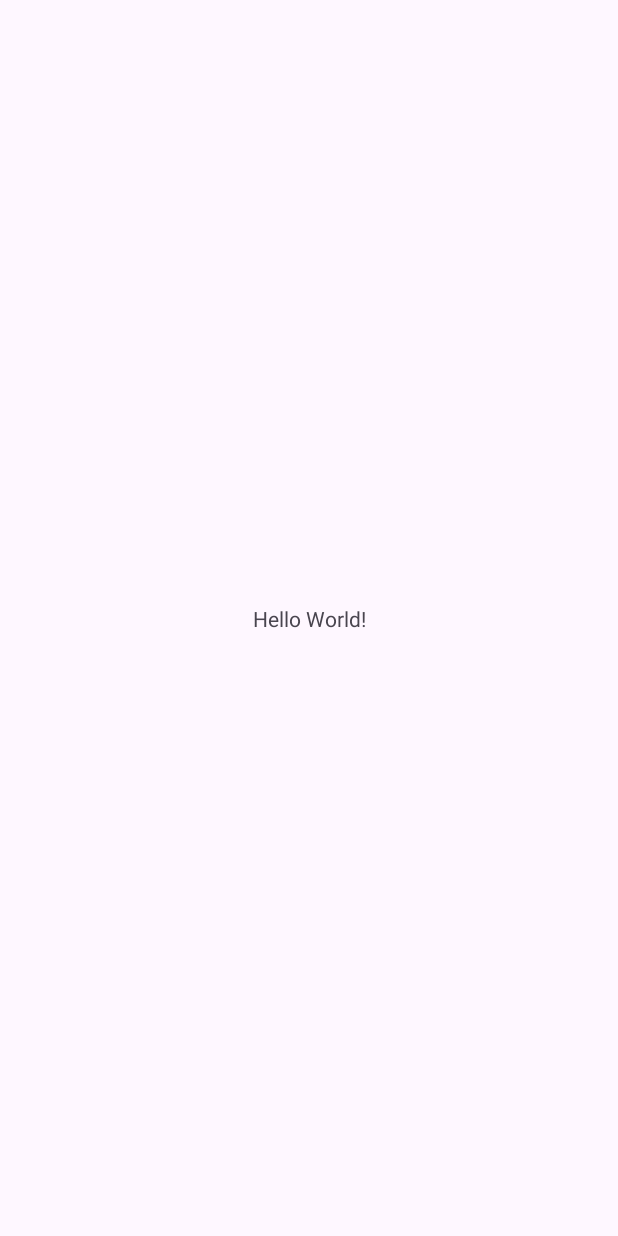
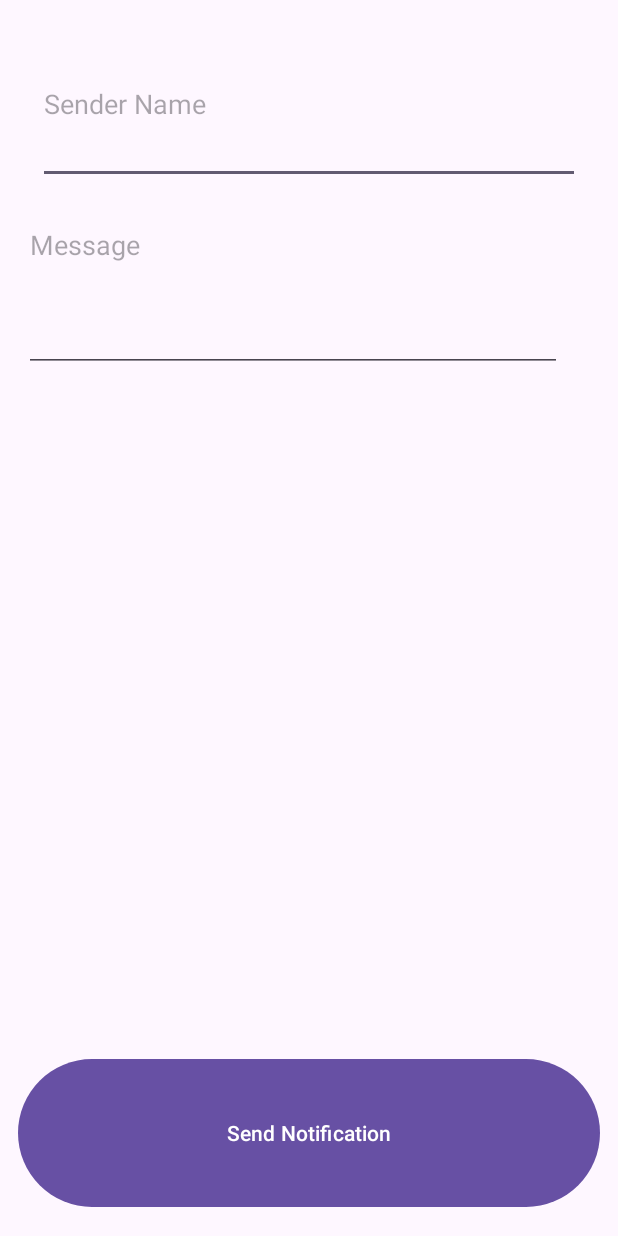
Before and after one commit to jasp812/cs407_lab7, an Android app: the screen it shows after launch (MainActivity), on a phone screen of 412 x 824 dp. Before the commit the screen is almost empty. Run offline under Robolectric (Android 15) with nearby library versions, the phone set to English and light mode, and no system bars.

Commit message:
Initial commit

```diff
--- a/app/build.gradle
+++ b/app/build.gradle
@@ -4,7 +4,7 @@ plugins {
 
 android {
     namespace 'com.cs407.lab7'
-    compileSdk 33
+    compileSdk 34
 
     defaultConfig {
         applicationId "com.cs407.lab7"
--- a/app/src/main/AndroidManifest.xml
+++ b/app/src/main/AndroidManifest.xml
@@ -1,6 +1,8 @@
 <?xml version="1.0" encoding="utf-8"?>
 <manifest xmlns:android="http://schemas.android.com/apk/res/android"
     xmlns:tools="http://schemas.android.com/tools">
+
+    <uses-permission android:name="android.permission.POST_NOTIFICATIONS"/>
 
     <application
         android:allowBackup="true"
@@ -12,6 +14,7 @@
         android:supportsRtl="true"
         android:theme="@style/Theme.Lab7"
         tools:targetApi="31">
+        <receiver android:name=".ReplyReceiver"/>
         <activity
             android:name=".MainActivity"
             android:exported="true">
--- a/app/src/main/java/com/cs407/lab7/MainActivity.java
+++ b/app/src/main/java/com/cs407/lab7/MainActivity.java
@@ -1,14 +1,59 @@
 package com.cs407.lab7;
 
+import androidx.activity.result.ActivityResultLauncher;
+import androidx.activity.result.contract.ActivityResultContracts;
 import androidx.appcompat.app.AppCompatActivity;
+import androidx.core.content.ContextCompat;
 
+import android.content.pm.PackageManager;
+import android.os.Build;
 import android.os.Bundle;
+import android.util.Log;
+import android.widget.Button;
+import android.widget.EditText;
+import android.widget.Toast;
 
 public class MainActivity extends AppCompatActivity {
+
+    private final ActivityResultLauncher<String> requestPermissionLauncher =
+            registerForActivityResult(new ActivityResultContracts.RequestPermission(), isGranted -> {
+                if (!isGranted) {
+                    Log.d("Output", "Requesting permission");
+                    Toast.makeText(this, R.string.please_allow_notification, Toast.LENGTH_LONG).show();
+                }
+            });
+
+    private void requestPermission() {
+        if (Build.VERSION.SDK_INT > Build.VERSION_CODES.TIRAMISU) {
+            Log.d("Output", "Has permission .");
+            return;
+        }
+        if (ContextCompat.checkSelfPermission(
+                getApplicationContext(), android.Manifest.permission.POST_NOTIFICATIONS)
+                != PackageManager.PERMISSION_GRANTED) {
+            requestPermissionLauncher.launch(android.Manifest.permission.POST_NOTIFICATIONS);
+            Log.d("Output", "Has permission");
+        }
+    }
 
     @Override
     protected void onCreate(Bundle savedInstanceState) {
         super.onCreate(savedInstanceState);
         setContentView(R.layout.activity_main);
+
+        Button buttonSend = findViewById(R.id.buttonSend);
+        EditText editTextSender = findViewById(R.id.editTextSender);
+        EditText editTextMessage = findViewById(R.id.editTextMessage);
+
+        requestPermission();
+        NotificationHelper.getInstance().createNotificationChannel(getApplicationContext());
+
+        buttonSend.setOnClickListener(view -> {
+            NotificationHelper.getInstance().appendNotificationItem(
+                    editTextSender.getText().toString(), editTextMessage.getText().toString()
+            );
+            NotificationHelper.getInstance().showNotification(getApplicationContext(), -1);
+        });
+
     }
 }
--- /dev/null
+++ b/app/src/main/java/com/cs407/lab7/NotificationHelper.java
@@ -0,0 +1,113 @@
+package com.cs407.lab7;
+
+import android.app.NotificationChannel;
+import android.app.NotificationManager;
+import android.app.PendingIntent;
+import android.content.Context;
+import android.content.Intent;
+import android.content.pm.PackageManager;
+import android.os.Build;
+import android.Manifest;
+import android.util.Log;
+
+import androidx.core.app.ActivityCompat;
+import androidx.core.app.NotificationCompat;
+import androidx.core.app.NotificationManagerCompat;
+import androidx.core.app.RemoteInput;
+
+import java.util.ArrayList;
+
+public class NotificationHelper {
+
+    private static final NotificationHelper INSTANCE = new NotificationHelper();
+
+    private NotificationHelper() {
+    }
+
+    public static NotificationHelper getInstance() {
+        return INSTANCE;
+    }
+
+    public static final String CHANNEL_ID = "channel_chat";
+    public static final String TEXT_REPLY = "text_reply";
+
+    public void createNotificationChannel(Context context) {
+        if (Build.VERSION.SDK_INT >= Build.VERSION_CODES.O) {
+            CharSequence name = context.getString(R.string.channel_name);
+            String description = context.getString(R.string.channel_description);
+            int importance = NotificationManager.IMPORTANCE_HIGH;
+            NotificationChannel channel = new NotificationChannel(CHANNEL_ID, name, importance);
+            channel.setDescription(description);
+
+            NotificationManager notificationManager = context.getSystemService(NotificationManager.class);
+            notificationManager.createNotificationChannel(channel);
+        }
+    }
+
+    private int notificationId = 0;
+    private String sender = null;
+    private String message = null;
+
+    public void setNotificationContent(String sender, String message) {
+        this.sender = sender;
+        this.message = message;
+        this.notificationId++;
+    }
+
+    final ArrayList<NotificationItem> notificationItems = new ArrayList<>();
+
+    public void appendNotificationItem(String sender, String message) {
+        NotificationItem item = new NotificationItem(
+                sender,
+                message,
+                notificationItems.size()
+        );
+        Log.d("Output", "Size: "+ notificationItems.size());
+        notificationItems.add(item);
+    }
+
+
+    public void showNotification(Context context, int id) {
+        if (ActivityCompat.checkSelfPermission(context, Manifest.permission.POST_NOTIFICATIONS)
+                != PackageManager.PERMISSION_GRANTED) {
+            return;
+        }
+
+        NotificationItem item;
+        if (id == -1) {
+            item = notificationItems.get(notificationItems.size() - 1);
+        } else {
+            item = notificationItems.get(id);
+        }
+
+        RemoteInput remoteInput = new RemoteInput.Builder(TEXT_REPLY)
+                .setLabel(context.getString(R.string.reply))
+                .build();
+
+        Intent replyIntent = new Intent(context, ReplyReceiver.class);
+        replyIntent.putExtra("id", item.getId());
+
+        PendingIntent replyPendingIntent =
+                PendingIntent.getBroadcast(context,
+                        item.getId(),
+                        replyIntent,
+                        PendingIntent.FLAG_MUTABLE | PendingIntent.FLAG_UPDATE_CURRENT);
+
+        NotificationCompat.Action action =
+                new NotificationCompat.Action.Builder(R.drawable.ic_reply_icon,
+                        context.getString(R.string.reply), replyPendingIntent)
+                        .addRemoteInput(remoteInput)
+                        .build();
+
+        NotificationCompat.Builder builder = new NotificationCompat.Builder(context, CHANNEL_ID)
+                .setSmallIcon(R.drawable.ic_launcher_foreground)
+                .setVisibility(NotificationCompat.VISIBILITY_PRIVATE)
+                .setContentTitle(item.getSender())
+                .setContentText(item.getMessage())
+                .addAction(action)
+                .setPriority(NotificationCompat.PRIORITY_DEFAULT);
+
+        NotificationManagerCompat notificationManager = NotificationManagerCompat.from(context);
+        notificationManager.notify(notificationId, builder.build());
+    }
+}
--- /dev/null
+++ b/app/src/main/res/drawable/ic_reply_icon.xml
@@ -0,0 +1,5 @@
+<vector android:autoMirrored="true" android:height="24dp"
+    android:tint="#000000" android:viewportHeight="24"
+    android:viewportWidth="24" android:width="24dp" xmlns:android="http://schemas.android.com/apk/res/android">
+    <path android:fillColor="@android:color/white" android:pathData="M10,9V5l-7,7 7,7v-4.1c5,0 8.5,1.6 11,5.1 -1,-5 -4,-10 -11,-11z"/>
+</vector>
--- a/app/src/main/res/layout/activity_main.xml
+++ b/app/src/main/res/layout/activity_main.xml
@@ -6,13 +6,58 @@
     android:layout_height="match_parent"
     tools:context=".MainActivity">
 
-    <TextView
-        android:layout_width="wrap_content"
-        android:layout_height="wrap_content"
-        android:text="Hello World!"
-        app:layout_constraintBottom_toBottomOf="parent"
+    <EditText
+        android:id="@+id/editTextSender"
+        android:layout_width="0dp"
+        android:layout_height="0dp"
+        android:layout_marginStart="25dp"
+        android:layout_marginTop="16dp"
+        android:layout_marginEnd="25dp"
+        android:layout_marginBottom="18dp"
+        android:ems="10"
+        android:hint="Sender Name"
+        android:inputType="text"
+        app:layout_constraintBottom_toTopOf="@+id/editTextMessage"
         app:layout_constraintEnd_toEndOf="parent"
         app:layout_constraintStart_toStartOf="parent"
         app:layout_constraintTop_toTopOf="parent" />
 
+    <EditText
+        android:id="@+id/editTextMessage"
+        android:layout_width="0dp"
+        android:layout_height="0dp"
+        android:layout_marginStart="16dp"
+        android:layout_marginEnd="12dp"
+        android:layout_marginBottom="454dp"
+        android:ems="10"
+        android:gravity="start|top"
+        android:hint="Message"
+        android:inputType="textMultiLine"
+        app:layout_constraintBottom_toTopOf="@+id/buttonSend"
+        app:layout_constraintEnd_toEndOf="@+id/editTextSender"
+        app:layout_constraintStart_toStartOf="parent"
+        app:layout_constraintTop_toBottomOf="@+id/editTextSender" />
+
+    <Button
+        android:id="@+id/buttonSend"
+        android:layout_width="0dp"
+        android:layout_height="0dp"
+        android:layout_marginStart="12dp"
+        android:layout_marginEnd="12dp"
+        android:layout_marginBottom="15dp"
+        android:text="Send Notification"
+        app:layout_constraintBottom_toBottomOf="parent"
+        app:layout_constraintEnd_toEndOf="parent"
+        app:layout_constraintStart_toStartOf="parent"
+        app:layout_constraintTop_toBottomOf="@+id/editTextMessage" />
+
+    <Space
+        android:id="@+id/space2"
+        android:layout_width="wrap_content"
+        android:layout_height="wrap_content"
+        android:layout_marginStart="181dp"
+        app:layout_constraintBottom_toTopOf="@+id/buttonSend"
+        app:layout_constraintStart_toStartOf="parent"
+        app:layout_constraintTop_toBottomOf="@+id/editTextMessage" />
+
 </androidx.constraintlayout.widget.ConstraintLayout>
--- a/app/src/main/res/values/strings.xml
+++ b/app/src/main/res/values/strings.xml
@@ -1,3 +1,12 @@
 <resources>
-    <string name="app_name">Lab 7</string>
+    <string name="app_name">lab7-student</string>
+    <string name="send_notification">Send Notification</string>
+    <string name="sender_name">Sender Name</string>
+    <string name="message">Message</string>
+    <string name="please_allow_notification">Please allow all notifications to continue.</string>
+    <string name="channel_name">Chat</string>
+    <string name="channel_description">All chat messages</string>
+    <string name="hide_on_lockscreen">Hide content when locked</string>
+    <string name="reply">Reply</string>
+    <string name="replied">Replied: %1$s (to message %2$d)</string>
 </resources>
```
Also changed, not shown: app/src/main/java/com/cs407/lab7/NotificationItem.java (added, +25 -0 lines), app/src/main/java/com/cs407/lab7/ReplyReceiver.java (added, +29 -0 lines).
